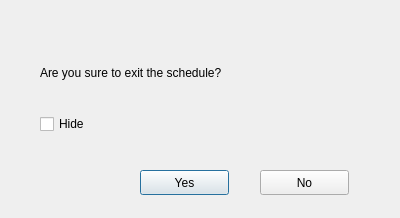
This is scheduleExitWindow.ui in openeuler-mirror/summer2021-100 as Qt 5 draws it before an edit. The edited form follows.
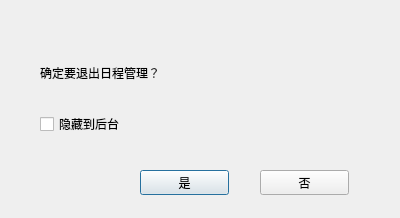
This is the edited form.

```diff
--- a/scheduleExitWindow.ui
+++ b/scheduleExitWindow.ui
@@ -32,7 +32,7 @@
      </rect>
     </property>
     <property name="text">
-     <string>Are you sure to exit the schedule?</string>
+     <string>确定要退出日程管理？</string>
     </property>
    </widget>
    <widget class="QCheckBox" name="checkBox">
@@ -45,7 +45,7 @@
      </rect>
     </property>
     <property name="text">
-     <string>Hide</string>
+     <string>隐藏到后台</string>
     </property>
    </widget>
    <widget class="QPushButton" name="pushButton">
@@ -58,7 +58,7 @@
      </rect>
     </property>
     <property name="text">
-     <string>Yes</string>
+     <string>是</string>
     </property>
    </widget>
    <widget class="QPushButton" name="pushButton_2">
@@ -71,7 +71,7 @@
      </rect>
     </property>
     <property name="text">
-     <string>No</string>
+     <string>否</string>
     </property>
    </widget>
   </widget>
```
